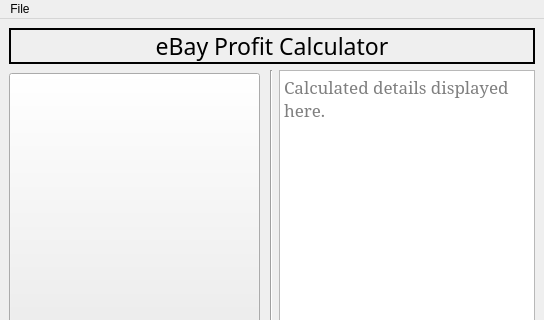
The window that calcwindow.ui (bytePro17124/eBayFeeCalculator) describes before a commit, drawn with Qt 5; both pictures show x 0 to 544 and y 0 to 320 of the 544 by 531 pixel window.
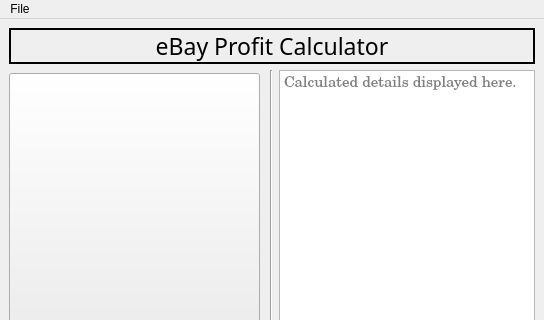
The same window after the commit.

Diff of the .ui file:
```diff
--- a/calcwindow.ui
+++ b/calcwindow.ui
@@ -224,8 +224,8 @@
        <widget class="QTextBrowser" name="Details_Text_Area">
         <property name="font">
          <font>
-          <family>Garamond</family>
-          <pointsize>13</pointsize>
+          <family>Century</family>
+          <pointsize>11</pointsize>
           <weight>50</weight>
           <bold>false</bold>
          </font>
```
